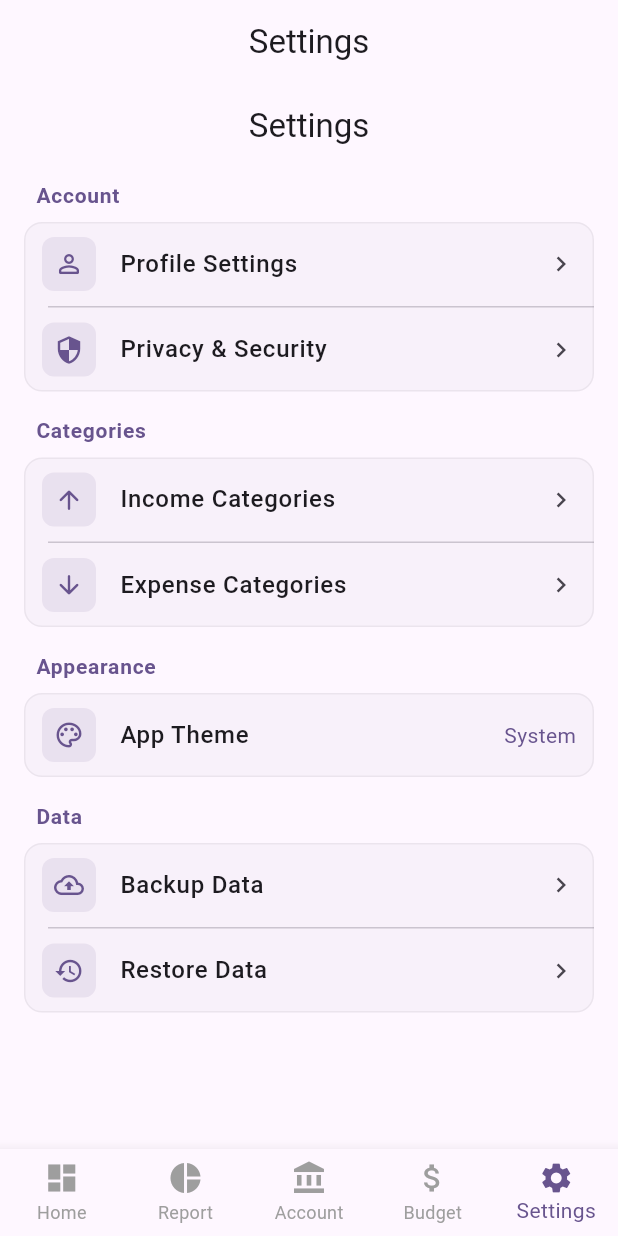
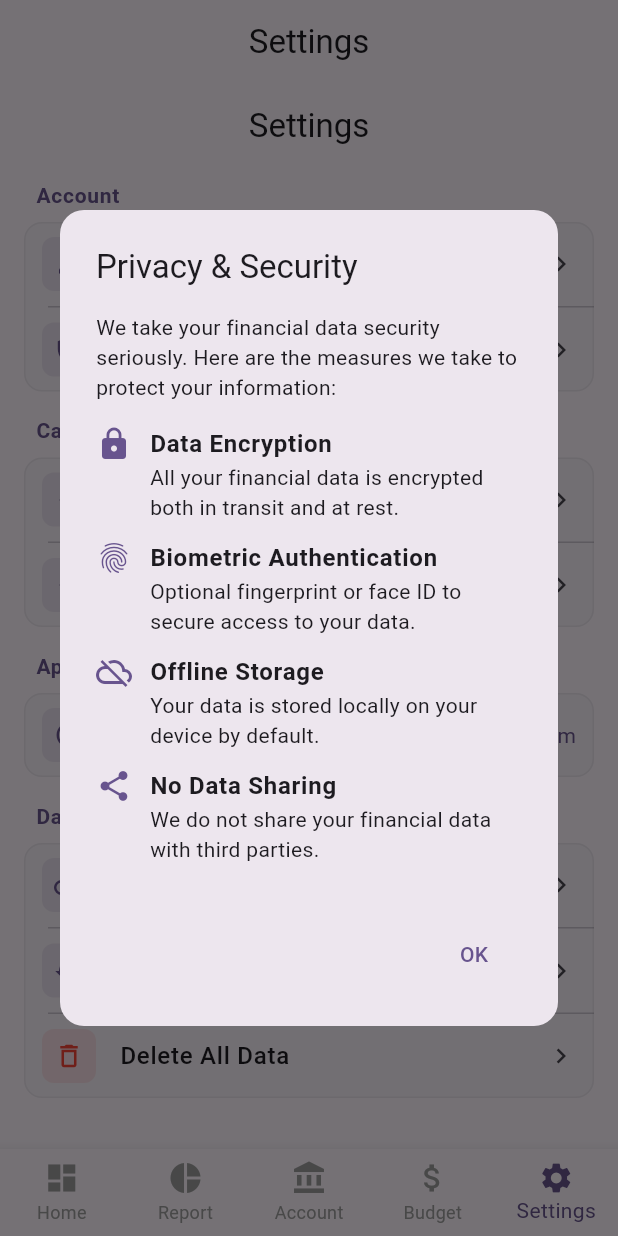
Before and after one commit to calvinchingkx/Xpenses, a Flutter app: the screen it shows after launch, item 5 of the bottom bar chosen, after a tap on "Privacy & Security", on a phone screen of 412 x 824 dp. Run offline on Flutter 3.47's test engine with Material 3 defaults, Android fonts, the phone set to English and light mode, and no system bars; our stand-ins replace fl_chart, image_picker, permission_handler, pull_to_refresh, shared_preferences, sqflite; missing offline and left inert: google_mlkit_text_recognition; accounts and stored records are empty.

Commit message:
privacy and security implement

```diff
--- a/lib/setting.dart
+++ b/lib/setting.dart
@@ -82,6 +82,101 @@ class SettingsScreen extends StatelessWidget {
     );
   }
 
+  void _showPrivacySecurityDialog(BuildContext context) {
+    showDialog(
+      context: context,
+      builder: (context) {
+        return AlertDialog(
+          title: Text(
+            'Privacy & Security',
+            style: Theme.of(context).textTheme.titleLarge,
+          ),
+          content: SingleChildScrollView(
+            child: Column(
+              mainAxisSize: MainAxisSize.min,
+              crossAxisAlignment: CrossAxisAlignment.start,
+              children: [
+                Text(
+                  'We take your financial data security seriously. Here are the measures we take to protect your information:',
+                  style: Theme.of(context).textTheme.bodyMedium,
+                ),
+                const SizedBox(height: 16),
+                _buildPrivacyFeature(
+                  context,
+                  icon: Icons.lock,
+                  title: 'Data Encryption',
+                  description: 'All your financial data is encrypted both in transit and at rest.',
+                ),
+                _buildPrivacyFeature(
+                  context,
+                  icon: Icons.fingerprint,
+                  title: 'Biometric Authentication',
+                  description: 'Optional fingerprint or face ID to secure access to your data.',
+                ),
+                _buildPrivacyFeature(
+                  context,
+                  icon: Icons.cloud_off,
+                  title: 'Offline Storage',
+                  description: 'Your data is stored locally on your device by default.',
+                ),
+                _buildPrivacyFeature(
+                  context,
+                  icon: Icons.share,
+                  title: 'No Data Sharing',
+                  description: 'We do not share your financial data with third parties.',
+                ),
+              ],
+            ),
+          ),
+          actions: [
+            TextButton(
+              onPressed: () => Navigator.pop(context),
+              child: const Text('OK'),
+            ),
+          ],
+          shape: RoundedRectangleBorder(
+            borderRadius: BorderRadius.circular(16),
+          ),
+        );
+      },
+    );
+  }
+
+  Widget _buildPrivacyFeature(
+      BuildContext context, {
+        required IconData icon,
+        required String title,
+        required String description,
+      }) {
+    return Padding(
+      padding: const EdgeInsets.only(bottom: 12),
+      child: Row(
+        crossAxisAlignment: CrossAxisAlignment.start,
+        children: [
+          Icon(icon, size: 24, color: Theme.of(context).colorScheme.primary),
+          const SizedBox(width: 12),
+          Expanded(
+            child: Column(
+              crossAxisAlignment: CrossAxisAlignment.start,
+              children: [
+                Text(
+                  title,
+                  style: Theme.of(context).textTheme.bodyLarge?.copyWith(
+                    fontWeight: FontWeight.bold,
+                  ),
+                ),
+                Text(
+                  description,
+                  style: Theme.of(context).textTheme.bodyMedium,
+                ),
+              ],
+            ),
+          ),
+        ],
+      ),
+    );
+  }
+
   @override
   Widget build(BuildContext context) {
     final theme = Theme.of(context);
@@ -113,7 +208,7 @@ class SettingsScreen extends StatelessWidget {
                 context,
                 icon: Icons.security_outlined,
                 title: 'Privacy & Security',
-                onTap: () {},
+                onTap: () => _showPrivacySecurityDialog(context),
               ),
             ],
           ),
@@ -129,7 +224,6 @@ class SettingsScreen extends StatelessWidget {
                 context,
                 icon: Icons.arrow_upward_rounded,
                 title: 'Income Categories',
-                //iconColor: Colors.green,
                 onTap: () => _navigateToCategoryScreen(context, 'Income'),
               ),
               const Divider(height: 1, indent: 16),
@@ -137,7 +231,6 @@ class SettingsScreen extends StatelessWidget {
                 context,
                 icon: Icons.arrow_downward_rounded,
                 title: 'Expense Categories',
-                //iconColor: Colors.red,
                 onTap: () => _navigateToCategoryScreen(context, 'Expense'),
               ),
             ],
@@ -189,10 +282,50 @@ class SettingsScreen extends StatelessWidget {
                 title: 'Restore Data',
                 onTap: () {},
               ),
+              const Divider(height: 1, indent: 16),
+              _buildSettingTile(
+                context,
+                icon: Icons.delete_outline,
+                title: 'Delete All Data',
+                iconColor: Colors.red,
+                onTap: () => _showDeleteConfirmationDialog(context),
+              ),
             ],
           ),
         ],
       ),
+    );
+  }
+
+  void _showDeleteConfirmationDialog(BuildContext context) {
+    showDialog(
+      context: context,
+      builder: (context) {
+        return AlertDialog(
+          title: const Text('Delete All Data'),
+          content: const Text(
+              'Are you sure you want to delete all your financial data? This action cannot be undone.'),
+          actions: [
+            TextButton(
+              onPressed: () => Navigator.pop(context),
+              child: const Text('Cancel'),
+            ),
+            TextButton(
+              onPressed: () {
+                // TODO: Implement data deletion logic
+                Navigator.pop(context);
+                ScaffoldMessenger.of(context).showSnackBar(
+                  const SnackBar(content: Text('All data has been deleted')),
+                );
+              },
+              child: const Text(
+                'Delete',
+                style: TextStyle(color: Colors.red),
+              ),
+            ),
+          ],
+        );
+      },
     );
   }
 
```
Also changed, not shown: lib/budget.dart (+7 -0 lines), lib/services/data_service.dart (added, +95 -0 lines).
